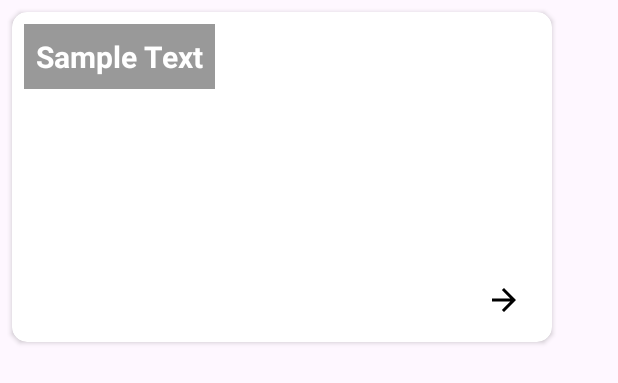
After one commit to DhruboChando/Assignment5, an Android app: the layout recycler_view_style1.xml on its own in the app's theme, with its tools: preview values and no code run, on a phone screen of 412 x 824 dp. The commit adds this screen. Shown: the top 383 px of the screen. Run offline under Robolectric (Android 15) with nearby library versions, the phone set to English and light mode, and no system bars.

Commit message:
Recycler view. Trial 2

```diff
--- a/app/build.gradle.kts
+++ b/app/build.gradle.kts
@@ -37,4 +37,5 @@ dependencies {
     testImplementation(libs.junit)
     androidTestImplementation(libs.ext.junit)
     androidTestImplementation(libs.espresso.core)
+
 }
--- /dev/null
+++ b/app/src/main/res/drawable/account_symbol.xml
@@ -0,0 +1,5 @@
+<vector xmlns:android="http://schemas.android.com/apk/res/android" android:height="24dp" android:tint="#000000" android:viewportHeight="24" android:viewportWidth="24" android:width="24dp">
+
+    <path android:fillColor="@android:color/white" android:pathData="M12,2C6.48,2 2,6.48 2,12s4.48,10 10,10s10,-4.48 10,-10S17.52,2 12,2zM12,6c1.93,0 3.5,1.57 3.5,3.5S13.93,13 12,13s-3.5,-1.57 -3.5,-3.5S10.07,6 12,6zM12,20c-2.03,0 -4.43,-0.82 -6.14,-2.88C7.55,15.8 9.68,15 12,15s4.45,0.8 6.14,2.12C16.43,19.18 14.03,20 12,20z"/>
+
+</vector>
--- /dev/null
+++ b/app/src/main/res/drawable/arrow_symbol.xml
@@ -0,0 +1,5 @@
+<vector xmlns:android="http://schemas.android.com/apk/res/android" android:autoMirrored="true" android:height="24dp" android:tint="#000000" android:viewportHeight="24" android:viewportWidth="24" android:width="24dp">
+
+    <path android:fillColor="@android:color/white" android:pathData="M12,4l-1.41,1.41L16.17,11H4v2h12.17l-5.58,5.59L12,20l8,-8z"/>
+
+</vector>
--- /dev/null
+++ b/app/src/main/res/drawable/more_symbol.xml
@@ -0,0 +1,5 @@
+<vector xmlns:android="http://schemas.android.com/apk/res/android" android:height="24dp" android:tint="#000000" android:viewportHeight="24" android:viewportWidth="24" android:width="24dp">
+
+    <path android:fillColor="@android:color/white" android:pathData="M12,8c1.1,0 2,-0.9 2,-2s-0.9,-2 -2,-2 -2,0.9 -2,2 0.9,2 2,2zM12,10c-1.1,0 -2,0.9 -2,2s0.9,2 2,2 2,-0.9 2,-2 -0.9,-2 -2,-2zM12,16c-1.1,0 -2,0.9 -2,2s0.9,2 2,2 2,-0.9 2,-2 -0.9,-2 -2,-2z"/>
+
+</vector>
--- /dev/null
+++ b/app/src/main/res/layout/recycler_view_style1.xml
@@ -0,0 +1,49 @@
+<androidx.cardview.widget.CardView
+    xmlns:android="http://schemas.android.com/apk/res/android"
+    xmlns:app="http://schemas.android.com/apk/res-auto"
+    android:layout_width="360dp"
+    android:layout_height="220dp"
+    app:cardCornerRadius="10dp"
+    android:layout_margin="8dp"
+    app:cardPreventCornerOverlap="false"
+    >
+
+    <FrameLayout
+        android:layout_width="match_parent"
+        android:layout_height="match_parent">
+
+        <!-- Background Image -->
+        <ImageView
+            android:layout_width="match_parent"
+            android:layout_height="match_parent"
+            android:scaleType="centerCrop"
+            android:id="@+id/iv_event_image"
+            />
+
+        <!-- Overlay Text -->
+        <TextView
+            android:layout_width="wrap_content"
+            android:layout_height="wrap_content"
+            android:text="Sample Text"
+            android:textColor="@android:color/white"
+            android:textStyle="bold"
+            android:textSize="20sp"
+            android:layout_gravity="top|start"
+            android:background="#66000000"
+            android:padding="8dp"
+            android:layout_margin="8dp"
+            android:id="@+id/tv_company_name"/>
+
+        <ImageButton
+            android:layout_width="48dp"
+            android:layout_height="40dp"
+            android:src="@drawable/arrow_symbol"
+            android:background="@android:color/transparent"
+            android:layout_gravity="bottom|end"
+            android:layout_margin="8dp"
+            android:id="@+id/ib_event_details"
+            />
+
+    </FrameLayout>
+
+</androidx.cardview.widget.CardView>
```
Also changed, not shown: app/src/main/java/com/example/assignment4/AdapterClass.java (added, +38 -0 lines), app/src/main/java/com/example/assignment4/DataClass.java (added, +27 -0 lines), app/src/main/java/com/example/assignment4/MainActivity.java (+20 -1 lines), app/src/main/java/com/example/assignment4/ViewHolderClass.java (added, +21 -0 lines), app/src/main/res/layout/activity_main.xml (+129 -10 lines), 1 other file.
